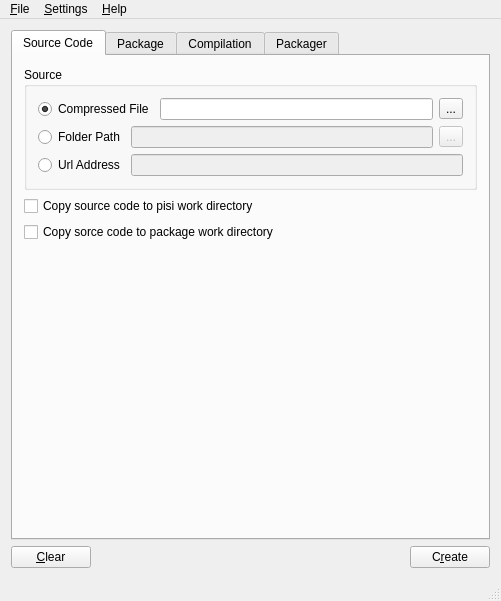
Before: the Qt Designer form mainwindow.ui in huseyinkozan/PiSiDo, drawn with Qt 5.
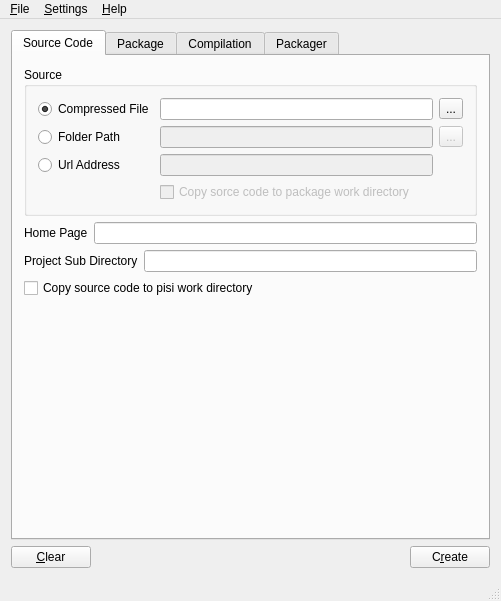
After: the same form once the commit is applied. The open tabs and pages were chosen to show the change.

```diff
--- a/mainwindow.ui
+++ b/mainwindow.ui
@@ -33,87 +33,120 @@
           <property name="title">
            <string>Source</string>
           </property>
-          <layout class="QVBoxLayout" name="verticalLayout_3">
-           <item>
-            <layout class="QHBoxLayout" name="hl_zip">
-             <item>
-              <widget class="QRadioButton" name="rb_src_compressed">
-               <property name="text">
-                <string>Compressed File</string>
-               </property>
-               <property name="checked">
-                <bool>true</bool>
-               </property>
-              </widget>
-             </item>
-             <item>
-              <widget class="QLineEdit" name="le_src_compressed">
-               <property name="readOnly">
-                <bool>true</bool>
-               </property>
-              </widget>
-             </item>
-             <item>
-              <widget class="QToolButton" name="tb_src_compressed">
-               <property name="text">
-                <string>...</string>
-               </property>
-              </widget>
-             </item>
-            </layout>
+          <layout class="QGridLayout" name="gridLayout_3">
+           <item row="0" column="0">
+            <widget class="QRadioButton" name="rb_src_compressed">
+             <property name="text">
+              <string>Compressed File</string>
+             </property>
+             <property name="checked">
+              <bool>true</bool>
+             </property>
+            </widget>
            </item>
-           <item>
-            <layout class="QHBoxLayout" name="hl_folder">
-             <item>
-              <widget class="QRadioButton" name="rb_src_folder">
-               <property name="text">
-                <string>Folder Path</string>
-               </property>
-              </widget>
-             </item>
-             <item>
-              <widget class="QLineEdit" name="le_src_folder">
-               <property name="enabled">
-                <bool>false</bool>
-               </property>
-               <property name="readOnly">
-                <bool>true</bool>
-               </property>
-              </widget>
-             </item>
-             <item>
-              <widget class="QToolButton" name="tb_src_folder">
-               <property name="enabled">
-                <bool>false</bool>
-               </property>
-               <property name="text">
-                <string>...</string>
-               </property>
-              </widget>
-             </item>
-            </layout>
+           <item row="0" column="1">
+            <widget class="QLineEdit" name="le_src_compressed">
+             <property name="readOnly">
+              <bool>true</bool>
+             </property>
+            </widget>
            </item>
-           <item>
-            <layout class="QHBoxLayout" name="hl_url">
-             <item>
-              <widget class="QRadioButton" name="rb_src_url">
-               <property name="text">
-                <string>Url Address</string>
-               </property>
-              </widget>
-             </item>
-             <item>
-              <widget class="QLineEdit" name="le_src_url">
-               <property name="enabled">
-                <bool>false</bool>
-               </property>
-              </widget>
-             </item>
-            </layout>
+           <item row="0" column="2">
+            <widget class="QToolButton" name="tb_src_compressed">
+             <property name="text">
+              <string>...</string>
+             </property>
+            </widget>
+           </item>
+           <item row="1" column="0">
+            <widget class="QRadioButton" name="rb_src_folder">
+             <property name="text">
+              <string>Folder Path</string>
+             </property>
+            </widget>
+           </item>
+           <item row="1" column="1">
+            <widget class="QLineEdit" name="le_src_folder">
+             <property name="enabled">
+              <bool>false</bool>
+             </property>
+             <property name="readOnly">
+              <bool>true</bool>
+             </property>
+            </widget>
+           </item>
+           <item row="1" column="2">
+            <widget class="QToolButton" name="tb_src_folder">
+             <property name="enabled">
+              <bool>false</bool>
+             </property>
+             <property name="text">
+              <string>...</string>
+             </property>
+            </widget>
+           </item>
+           <item row="2" column="0">
+            <widget class="QRadioButton" name="rb_src_url">
+             <property name="text">
+              <string>Url Address</string>
+             </property>
+            </widget>
+           </item>
+           <item row="2" column="1">
+            <widget class="QLineEdit" name="le_src_url">
+             <property name="enabled">
+              <bool>false</bool>
+             </property>
+            </widget>
+           </item>
+           <item row="3" column="1">
+            <widget class="QCheckBox" name="chk_cp_to_pckg_work">
+             <property name="enabled">
+              <bool>false</bool>
+             </property>
+             <property name="text">
+              <string>Copy sorce code to package work directory</string>
+             </property>
+            </widget>
            </item>
           </layout>
          </widget>
         </item>
+        <item>
+         <layout class="QHBoxLayout" name="horizontalLayout_3">
+          <item>
+           <widget class="QLabel" name="lbl_src_home_page">
+            <property name="text">
+             <string>Home Page</string>
+            </property>
+           </widget>
+          </item>
+          <item>
+           <widget class="QLineEdit" name="le_src_home_page"/>
+          </item>
+         </layout>
+        </item>
+        <item>
+         <layout class="QHBoxLayout" name="horizontalLayout_2">
+          <item>
+           <widget class="QLabel" name="lbl_src_sub_dir">
+            <property name="text">
+             <string>Project Sub Directory</string>
+            </property>
+           </widget>
+          </item>
+          <item>
+           <widget class="QLineEdit" name="le_src_sub_dir">
+            <property name="toolTip">
+             <string>If source code file or folder have sub directory for the project that will be packaged, enter here that sub directory.</string>
+            </property>
+            <property name="statusTip">
+             <string>If source code file or folder have sub directory for the project that will be packaged, enter here that sub directory.</string>
+            </property>
+           </widget>
+          </item>
+         </layout>
+        </item>
         <item>
          <widget class="QCheckBox" name="chk_cp_to_pisi_work">
           <property name="text">
@@ -122,21 +155,14 @@
          </widget>
         </item>
         <item>
-         <widget class="QCheckBox" name="chk_cp_to_pckg_work">
-          <property name="text">
-           <string>Copy sorce code to package work directory</string>
-          </property>
-         </widget>
-        </item>
-        <item>
-         <spacer name="verticalSpacer_src">
+         <spacer name="verticalSpacer">
           <property name="orientation">
            <enum>Qt::Vertical</enum>
           </property>
           <property name="sizeHint" stdset="0">
            <size>
             <width>20</width>
-            <height>300</height>
+            <height>40</height>
            </size>
           </property>
          </spacer>
```
Left out of the diff: 1069 changed lines with no effect on the pictures.
